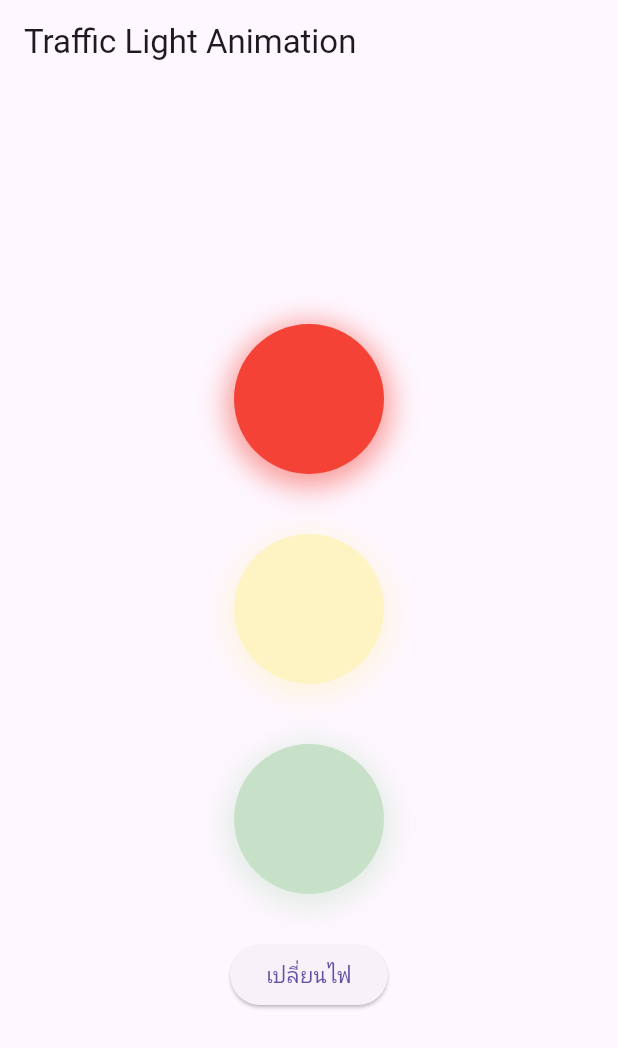
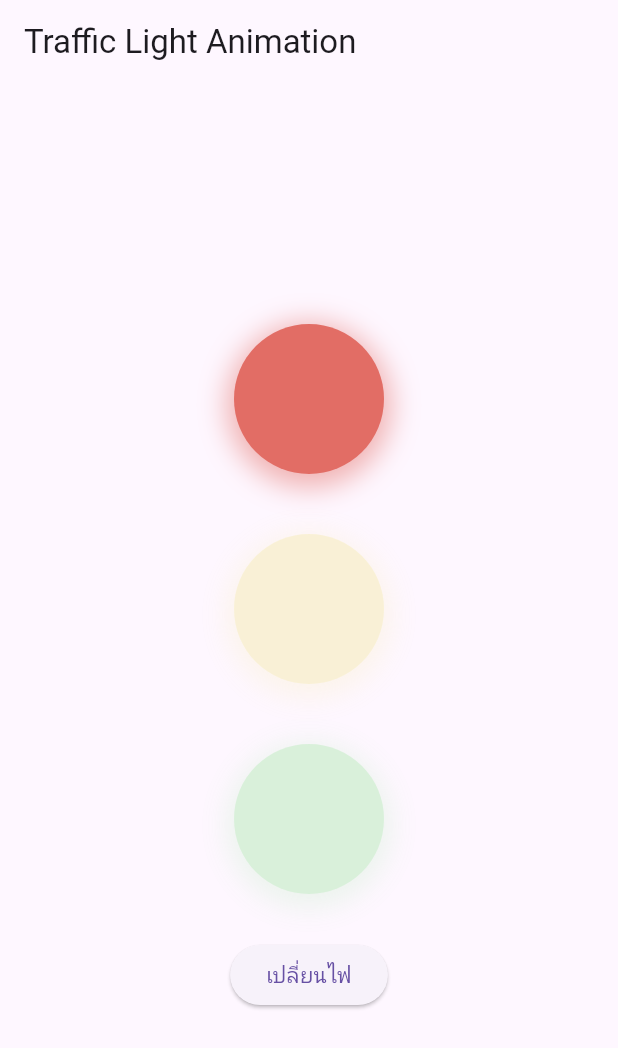
Before and after one commit to Parim836/mytest, a Flutter app: the screen it shows after launch, on a phone screen of 412 x 824 dp. Shown: the top 1048 px of the screen. Run offline on Flutter 3.47's test engine with Material 3 defaults, Android fonts, the phone set to English and light mode, and no system bars.

Commit message:
homework 4

```diff
--- a/lib/main.dart
+++ b/lib/main.dart
@@ -244,26 +244,26 @@ class _TrafficLightScreenState extends State<TrafficLightScreen> {
   Widget build(BuildContext context) {
     return Scaffold(
       appBar: AppBar(title: const Text("Traffic Light Animation")),
-      body: Center(  // ใช้ Center เพื่อให้ทุกอย่างอยู่ตรงกลาง
+      body: Center(
         child: Column(
           mainAxisAlignment: MainAxisAlignment.center,
           children: [
             AnimatedOpacity(
               duration: const Duration(seconds: 1),
               opacity: _currentLight == 0 ? 1.0 : 0.3,
-              child: _buildTrafficLight(Colors.red),
+              child: _buildTrafficLight(const Color.fromARGB(255, 226, 109, 101)),
             ),
             const SizedBox(height: 20),
             AnimatedOpacity(
               duration: const Duration(seconds: 1),
               opacity: _currentLight == 1 ? 1.0 : 0.3,
-              child: _buildTrafficLight(Colors.yellow),
+              child: _buildTrafficLight(const Color.fromARGB(255, 239, 227, 122)),
             ),
             const SizedBox(height: 20),
             AnimatedOpacity(
               duration: const Duration(seconds: 1),
               opacity: _currentLight == 2 ? 1.0 : 0.3,
-              child: _buildTrafficLight(Colors.green),
+              child: _buildTrafficLight(const Color.fromARGB(255, 133, 225, 136)),
             ),
             const SizedBox(height: 20),
             ElevatedButton(
```
Also changed, not shown: 4 other files.
